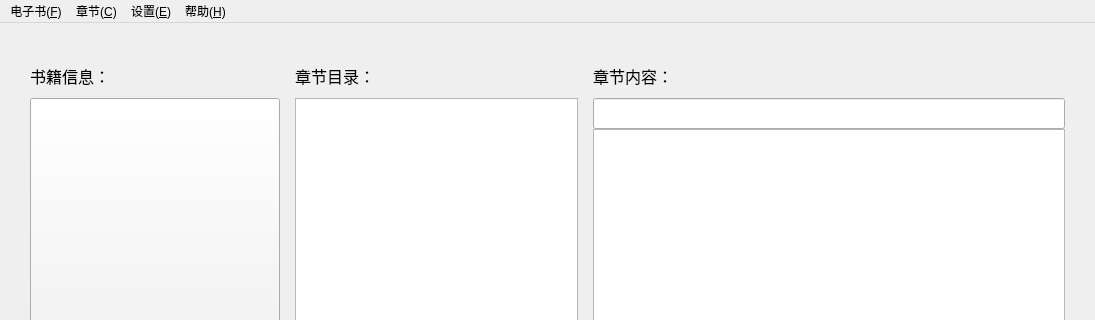
The window that ui/mainWindow.ui (helscn/epub_factory) describes before a commit, drawn with Qt 5; both pictures show x 0 to 1095 and y 0 to 320 of the 1095 by 667 pixel window.
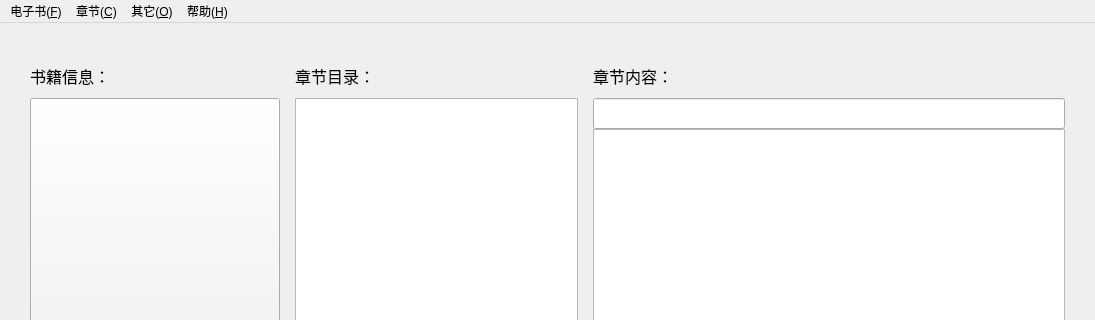
The same window after the commit. Icons and pictures are not drawn.

```diff
--- a/ui/mainWindow.ui
+++ b/ui/mainWindow.ui
@@ -392,7 +392,7 @@
      <height>26</height>
     </rect>
    </property>
-   <widget class="QMenu" name="menuImport">
+   <widget class="QMenu" name="menuChapter">
     <property name="title">
      <string>章节(&amp;C)</string>
     </property>
@@ -412,9 +412,9 @@
     <addaction name="actionSaveAs"/>
     <addaction name="actionExit"/>
    </widget>
-   <widget class="QMenu" name="menuEdit">
+   <widget class="QMenu" name="menuOther">
     <property name="title">
-     <string>设置(&amp;E)</string>
+     <string>其它(&amp;O)</string>
     </property>
     <addaction name="actionSetStyle"/>
     <addaction name="actionSetConfig"/>
@@ -426,8 +426,8 @@
     <addaction name="actionAboutThis"/>
    </widget>
    <addaction name="menuFile"/>
-   <addaction name="menuImport"/>
-   <addaction name="menuEdit"/>
+   <addaction name="menuChapter"/>
+   <addaction name="menuOther"/>
    <addaction name="menuHelp"/>
   </widget>
   <action name="actionImportFromPage">
```
Left out of the diff: 8 changed lines with no effect on the pictures.
